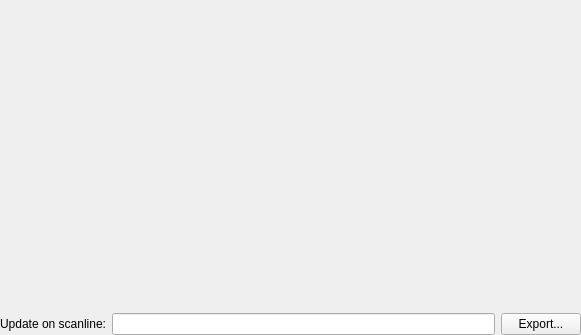
The window that apps/ide/nes/debuggers/chrromdisplaydialog.ui (christopherpow/nesicide) describes before a commit, drawn with Qt 5.
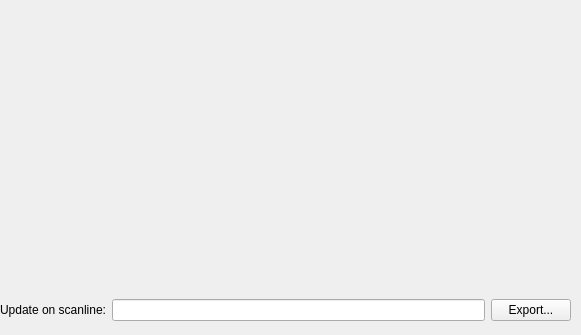
The same window after the commit.

What changed in the file:
```diff
--- a/apps/ide/nes/debuggers/chrromdisplaydialog.ui
+++ b/apps/ide/nes/debuggers/chrromdisplaydialog.ui
@@ -13,24 +13,15 @@
   <property name="windowTitle">
    <string>Dialog</string>
   </property>
-  <layout class="QGridLayout" name="gridLayout">
-   <property name="leftMargin">
-    <number>0</number>
-   </property>
-   <property name="topMargin">
-    <number>0</number>
-   </property>
-   <property name="rightMargin">
-    <number>0</number>
-   </property>
-   <property name="bottomMargin">
-    <number>0</number>
-   </property>
-   <property name="spacing">
-    <number>-1</number>
-   </property>
-   <item row="0" column="0">
     <widget class="QFrame" name="window">
+   <property name="geometry">
+    <rect>
+     <x>0</x>
+     <y>0</y>
+     <width>571</width>
+     <height>321</height>
+    </rect>
+   </property>
      <property name="lineWidth">
       <number>0</number>
      </property>
@@ -115,8 +106,6 @@
       </item>
      </layout>
     </widget>
-   </item>
-  </layout>
  </widget>
  <resources/>
  <connections/>
```
Lines whose indentation alone changed are shown as unchanged.
